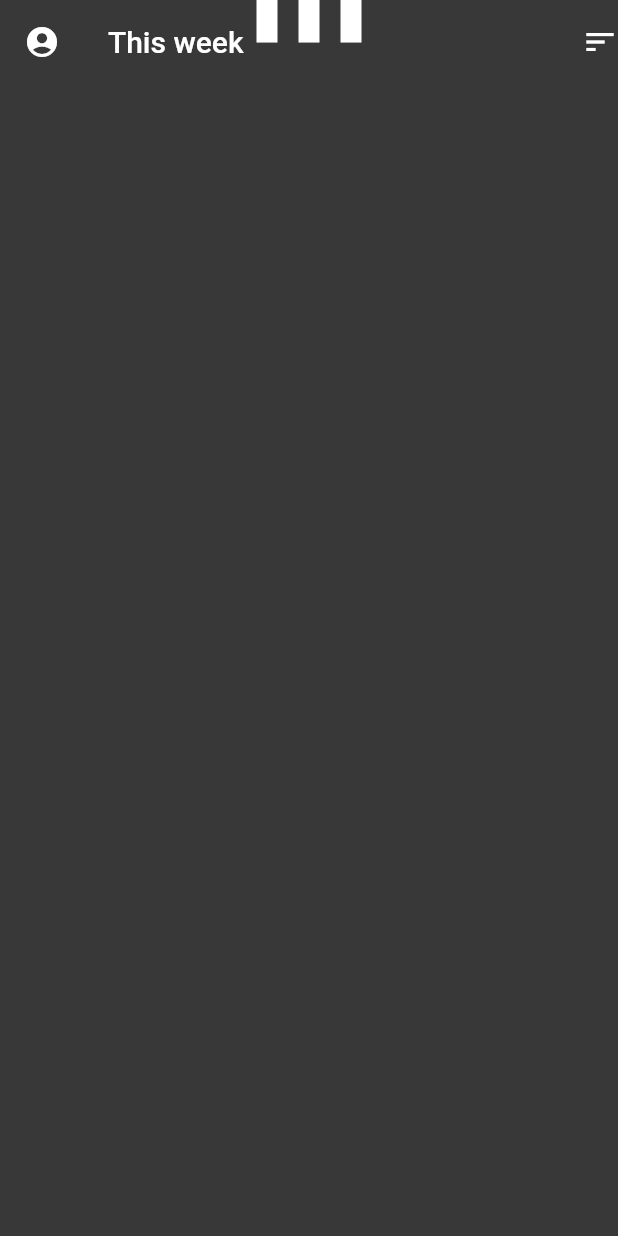
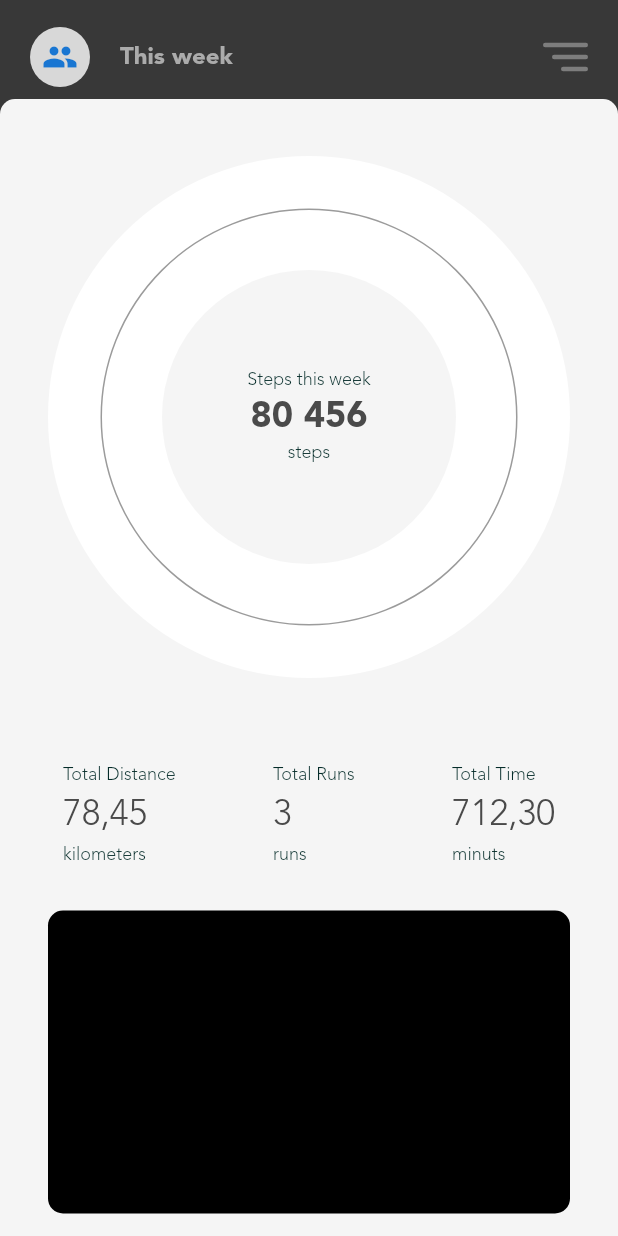
Before and after one commit to devjaime/flutter_running_app_concept, a Flutter app: the screen it shows after launch, on a phone screen of 412 x 824 dp. Run offline on Flutter 3.47's test engine with Material 2 defaults, Android fonts, the phone set to English and light mode, and no system bars.

Commit message:
added fonts and second view, updated readme

```diff
--- a/lib/main.dart
+++ b/lib/main.dart
@@ -1,8 +1,5 @@
-import 'dart:async';
 import 'dart:math' as math;
-import 'dart:ui' as ui;
 
-import 'package:flutter/animation.dart';
 import 'package:flutter/material.dart';
 
 final Color baseBlack = Color(0xFF383838);
@@ -25,33 +22,6 @@ class Splash extends StatefulWidget {
 }
 
 class _SplashState extends State<Splash> with TickerProviderStateMixin {
-  static final double maxExplosionAnim = 0.725;
-  static final double maxBottomUpAnim = 1.0;
-  static final double minAnim = 0.0;
-
-  AnimationController _bottomUpAnimController;
-  Animation<double> _bottomUpAnimation;
-
-  Animation<double> _explosionAnimation;
-  AnimationController _explosionController;
-
-  @override
-  void initState() {
-    super.initState();
-
-    _setUpBottomUpAnimation();
-    _setUpExplosionAnimation();
-
-    _bottomUpAnimController.forward();
-  }
-
-  @override
-  void dispose() {
-    _explosionController.dispose();
-    _bottomUpAnimController.dispose();
-    super.dispose();
-  }
-
   @override
   Widget build(BuildContext context) {
     final MediaQueryData data = MediaQuery.of(context);
@@ -61,111 +31,247 @@ class _SplashState extends State<Splash> with TickerProviderStateMixin {
       color: baseBlack,
       child: new Scaffold(
         backgroundColor: Colors.transparent,
-        appBar: new AppBar(
-          backgroundColor: Colors.transparent,
-          elevation: 0.0,
-          leading: new Icon(Icons.account_circle),
-          title: new Text('This week'),
-          actions: <Widget>[new Icon(Icons.sort)],
+        body: new Stack(
+          children: <Widget>[
+            new FullLogoAnimation(),
+            new Column(
+              children: <Widget>[
+                new CustomAppBar(
+                  paddingTop: systemPadding.top,
                 ),
-        body: new Container(
+                new Expanded(
+                  child: new Container(
+                    padding: const EdgeInsets.only(
+                        left: 32.0,
+                        top: 10.0,
+                        right: 32.0,
+                        bottom: 15.0,
+                    ),
+                    decoration: new BoxDecoration(
+                      borderRadius: new BorderRadius.only(
+                        topLeft: new Radius.circular(10.0),
+                        topRight: new Radius.circular(10.0),
+                      ),
+                      color: new Color(0xFFF5F5F5),
+                    ),
+                    child: new Column(
+                      children: <Widget>[
+                        new Flexible(
+                          flex: 2,
+                          child: new Container(
                             height: double.infinity,
                             width: double.infinity,
-          child: new Transform(
-            transform: _fullLogoTranslation(screenSize, systemPadding),
+                            padding: const EdgeInsets.all(35.0),
+                            decoration: new BoxDecoration(
+                              color: Colors.white,
+                              shape: BoxShape.circle,
+                            ),
+                            child: new Container(
+                              padding: const EdgeInsets.all(40.0),
+                              decoration: new BoxDecoration(
+                                border: new Border.all(
+                                  color: new Color(0xFF9B9B9B),
+                                ),
+                                shape: BoxShape.circle,
+                              ),
+                              child: new Container(
+                                decoration: new BoxDecoration(
+                                  color: new Color(0xFFF5F5F5),
+                                  shape: BoxShape.circle,
+                                ),
                                 child: new Column(
+                                  crossAxisAlignment: CrossAxisAlignment.center,
                                   mainAxisAlignment: MainAxisAlignment.center,
-              mainAxisSize: MainAxisSize.min,
                                   children: <Widget>[
-                new Transform(
-                  transform: new Matrix4.translationValues(
-                      0.0,
-                      -screenSize.height *
-                          ui.lerpDouble(minAnim, maxExplosionAnim,
-                              _explosionAnimation.value),
-                      0.0),
-                  child: new BarsLogo(),
+                                    new Text(
+                                      'Steps this week',
+                                      style: new TextStyle(
+                                        color: new Color(0xFF052C29),
+                                        fontFamily: 'AvenirLTStd',
+                                        fontSize: 12.0,
                                       ),
-                new Transform(
-                  transform: new Matrix4.translationValues(
-                      0.0,
-                      screenSize.height *
-                          ui.lerpDouble(minAnim, maxExplosionAnim,
-                              _explosionAnimation.value),
-                      0.0),
-                  child: new NameLogo(),
+                                    ),
+                                    new Padding(
+                                      padding: const EdgeInsets.symmetric(vertical: 3.0),
+                                      child: new Text(
+                                        '80 456',
+                                        style: new TextStyle(
+                                          color: new Color(0xFF4A4A4A),
+                                          fontFamily: 'AvenirLTStd',
+                                          fontSize: 24.0,
+                                          fontWeight: FontWeight.bold,
+                                        ),
+                                      ),
+                                    ),
+                                    new Text(
+                                      'steps',
+                                      style: new TextStyle(
+                                        color: new Color(0xFF052C29),
+                                        fontFamily: 'AvenirLTStd',
+                                        fontSize: 12.0,
+                                      ),
                                     ),
                                   ],
                                 ),
                               ),
                             ),
                           ),
+                        ),
+                        new Container(
+                          margin: const EdgeInsets.symmetric(
+                              horizontal: 10.0, vertical: 30.0),
+                          child: new Row(
+                            mainAxisAlignment: MainAxisAlignment.spaceBetween,
+                            children: <Widget>[
+                              _createValuesColumn(
+                                  'Total Distance', '78,45', 'kilometers'),
+                              _createValuesColumn('Total Runs', '3', 'runs'),
+                              _createValuesColumn(
+                                  'Total Time', '712,30', 'minuts'),
+                            ],
+                          ),
+                        ),
+                        new Flexible(
+                          child: new Container(
+                            decoration: new BoxDecoration(
+                              color: Colors.black,
+                              borderRadius: new BorderRadius.circular(10.0),
+                            ),
+                          ),
+                        ),
+                      ],
+                    ),
+                  ),
+                ),
+              ],
+            ),
+          ],
+        ),
+      ),
     );
   }
 
-  Matrix4 _fullLogoTranslation(Size screenSize, EdgeInsets systemPadding) {
-    return new Matrix4.translationValues(
-        0.0,
-        screenSize.height *
-            (1.0 -
-                ui.lerpDouble(minAnim, maxBottomUpAnim,
-                    _bottomUpAnimation.value)) -
-            systemPadding.top,
-        0.0);
-  }
-
-  void _setUpBottomUpAnimation() {
-    _bottomUpAnimController = new AnimationController(
-        duration: new Duration(milliseconds: 1500), vsync: this);
-
-    final CurvedAnimation bottomUpCurve = new CurvedAnimation(
-        parent: _bottomUpAnimController, curve: Curves.fastOutSlowIn);
-
-    _bottomUpAnimation = new Tween<double>(begin: minAnim, end: maxBottomUpAnim)
-        .animate(bottomUpCurve)
-      ..addListener(() {
-        setState(() {
-          // Required to notify the animation changes
-        });
-      })
-      ..addStatusListener((status) {
-        if (status == AnimationStatus.completed) {
-          Future.delayed(new Duration(seconds: 2), () {
-            _explosionController.forward();
-          });
-        }
-      });
-  }
-
-  void _setUpExplosionAnimation() {
-    _explosionController = new AnimationController(
-        duration: new Duration(milliseconds: 500), vsync: this);
-
-    final CurvedAnimation contentCurve = new CurvedAnimation(
-        parent: _explosionController, curve: Curves.fastOutSlowIn);
-
-    _explosionAnimation =
-    new Tween<double>(begin: minAnim, end: maxExplosionAnim)
-        .animate(contentCurve)
-      ..addListener(() {
-        setState(() {
-          // Required to notify the animation changes
-        });
-      });
+  Widget _createValuesColumn(String title, String value, String subtitle) {
+    return new Column(
+      crossAxisAlignment: CrossAxisAlignment.start,
+      children: <Widget>[
+        new Text(
+          title,
+          style: new TextStyle(
+            color: new Color(0xFF052C29),
+            fontFamily: 'AvenirLTStd',
+            fontSize: 12.0,
+          ),
+        ),
+        new Padding(
+          padding: const EdgeInsets.symmetric(vertical: 5.0),
+          child: new Text(
+            value,
+            style: new TextStyle(
+              color: new Color(0xFF4A4A4A),
+              fontFamily: 'AvenirLTStd',
+              fontSize: 24.0,
+            ),
+          ),
+        ),
+        new Text(
+          subtitle,
+          style: new TextStyle(
+            color: new Color(0xFF052C29),
+            fontFamily: 'AvenirLTStd',
+            fontSize: 12.0,
+          ),
+        ),
+      ],
+    );
   }
 }
 
-class Bar extends StatelessWidget {
-  Bar({this.color});
+class CustomAppBar extends StatelessWidget {
+  static const double rightBarsHeight = 3.0;
+  static const double rightBarsSpace = 8.0;
+  final double paddingTop;
 
-  final Color color;
+  CustomAppBar({this.paddingTop});
 
   @override
   Widget build(BuildContext context) {
     return new Container(
-      color: this.color,
-      height: 126.0,
-      width: 14.0,
+      height: kToolbarHeight,
+      margin: EdgeInsets.only(
+        bottom: paddingTop,
+        top: paddingTop + 10.0,
+      ),
+      padding: const EdgeInsets.symmetric(horizontal: 20.0),
+      child: new Row(
+        children: <Widget>[
+          new CircleAvatar(
+            backgroundColor: new Color(0xFFD8D8D8),
+            child: new Icon(Icons.group),
+          ),
+          new Expanded(
+            child: new Padding(
+              padding: const EdgeInsets.only(left: 20.0),
+              child: new Text(
+                'This week',
+                style: new TextStyle(
+                  color: new Color(0xFFABABAB),
+                  fontFamily: 'AvenirLTStd',
+                  fontSize: 16.0,
+                  fontWeight: FontWeight.bold,
+                ),
+              ),
+            ),
+          ),
+          new Column(
+            crossAxisAlignment: CrossAxisAlignment.end,
+            mainAxisAlignment: MainAxisAlignment.center,
+            children: <Widget>[
+              _createSortBar(30.0),
+              _createSortBarDivision(),
+              _createSortBar(24.0),
+              _createSortBarDivision(),
+              _createSortBar(18.0),
+            ],
+          ),
+        ],
+      ),
+    );
+  }
+
+  Widget _createSortBar(double width) {
+    return new Container(
+      height: 3.0,
+      width: width,
+      decoration: new BoxDecoration(
+        borderRadius: new BorderRadius.circular(10.0),
+        color: new Color(0xFF7D7D7D),
+        shape: BoxShape.rectangle,
+      ),
+    );
+  }
+
+  Widget _createSortBarDivision() {
+    return new Container(
+      height: 5.0,
+    );
+  }
+}
+
+class FullLogoAnimation extends StatelessWidget {
+  @override
+  Widget build(BuildContext context) {
+    return new Container(
+      height: double.infinity,
+      width: double.infinity,
+      child: new Column(
+        mainAxisAlignment: MainAxisAlignment.center,
+        mainAxisSize: MainAxisSize.min,
+        children: <Widget>[
+          new BarsLogo(),
+          new NameLogo(),
+        ],
+      ),
     );
   }
 }
@@ -215,3 +321,18 @@ class NameLogo extends StatelessWidget {
     );
   }
 }
+
+class Bar extends StatelessWidget {
+  Bar({this.color});
+
+  final Color color;
+
+  @override
+  Widget build(BuildContext context) {
+    return new Container(
+      color: this.color,
+      height: 126.0,
+      width: 14.0,
+    );
+  }
+}
--- a/pubspec.yaml
+++ b/pubspec.yaml
@@ -49,6 +49,11 @@ flutter:
           weight: 700
         - asset: assets/fonts/texgyreadventor-italic.otf
           style: italic
+    - family: AvenirLTStd
+      fonts:
+        - asset: assets/fonts/AvenirLTStd-Light.otf
+        - asset: assets/fonts/AvenirLTStd-Black.otf
+          weight: 700
   #   - family: Trajan Pro
   #     fonts:
   #       - asset: fonts/TrajanPro.ttf
```
Also changed, not shown: assets/fonts/AvenirLTStd-Black.otf (added), assets/fonts/AvenirLTStd-Light.otf (added), 1 other file. Lines whose indentation alone changed are shown as unchanged.
